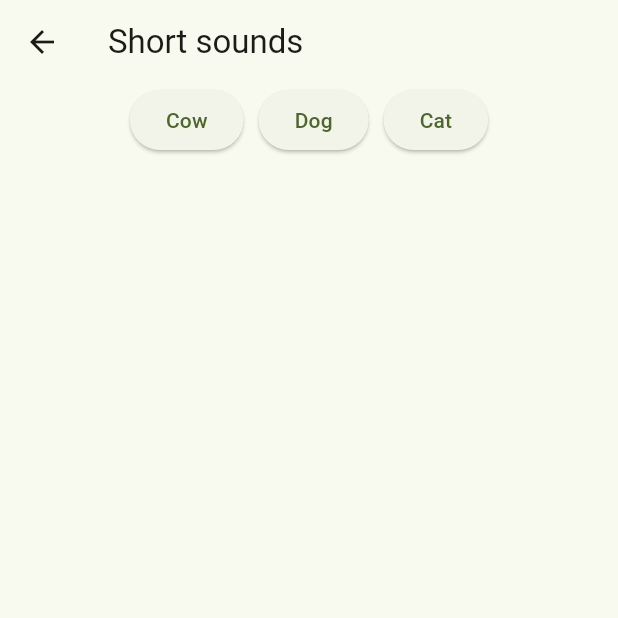
After one commit to dreadedLines/flutter_demo, a Flutter app: the AudioDemo screen opened directly, after a tap on "Short sounds", on a phone screen of 412 x 824 dp, the top half of it. The commit adds this screen. Run offline on Flutter 3.47's test engine with Material 3 defaults, Android fonts, the phone set to English and light mode, and no system bars; our stand-ins replace firebase_auth, firebase_core, get_it, just_audio, shared_preferences, sqflite; accounts and stored records are empty; generated files the repository leaves out were written again.

Commit message:
Change audio demo structure

```diff
--- a/lib/ui/demos/10_audio/audio_demo.dart
+++ b/lib/ui/demos/10_audio/audio_demo.dart
@@ -1,5 +1,6 @@
+import 'package:demo/ui/demos/10_audio/audio_demo_short.dart';
+import 'package:demo/ui/demos/10_audio/audio_demo_streaming.dart';
 import 'package:flutter/material.dart';
-import 'package:just_audio/just_audio.dart';
 
 class AudioDemo extends StatefulWidget {
   const AudioDemo({super.key});
@@ -8,65 +9,30 @@ class AudioDemo extends StatefulWidget {
   State<AudioDemo> createState() => _AudioDemoState();
 }
 
-// sounds are from pixabay.com
 class _AudioDemoState extends State<AudioDemo> {
-  late AudioPlayer player;
-  late AudioPlayer player2; // player2 allows playing second track at the same time
-
-  @override
-  void initState() {
-    super.initState();
-    player = AudioPlayer();
-    player2 = AudioPlayer();
-  }
-
-  @override
-  void dispose() {
-    player.dispose();
-    player2.dispose();
-    super.dispose();
-  }
-
   @override
   Widget build(BuildContext context) {
     return Scaffold(
       appBar: AppBar(title: Text("Audio demooo"),),
-      body: Column(
-        children: [
-          Row(
-            mainAxisAlignment: MainAxisAlignment.center,
-            children: [
-              ElevatedButton(
-                // BUG: player doesn't change asset from the first one
-                // this is fixed by putting await player.stop();
-                onPressed: () async {
-                  await player.setAsset('assets//audio//cow_moo.mp3');
-                  player.play();
-                },
-                child: const Text('Cow'),
-              ),
-              const SizedBox(width: 10),
-              ElevatedButton(
-                onPressed: () async {
-                  await player2.setAsset('assets/audio/dog_bark.mp3');
-                  await player2.stop();
-                  player2.play();
-                },
-                child: const Text('Dog'),
-              ),
-              const SizedBox(width: 10),
-              ElevatedButton(
-                onPressed: () async {
-                  const url = "https://cdn.pixabay.com/audio/2026/01/12/audio_0b6e6e3fc0.mp3";
-                  await player2.stop();
-                  await player2.setUrl(url);
-                  player2.play();
-                },
-                child: const Text('Cat'),
-              ),
-            ],
-          ),
-        ],
+      body: Center(
+        child: Column(
+          children: [
+            ElevatedButton(onPressed: () {
+              Navigator.push(
+                context,
+                MaterialPageRoute(builder: (context) => const AudioDemoShort(),),
+              );
+            }, child: Text("Short sounds")),
+            const SizedBox(width: 10),
+            ElevatedButton(onPressed: () {
+              Navigator.push(
+                context,
+                MaterialPageRoute(builder: (context) => const AudioDemoStreaming(),),
+              );
+            }, child: Text("Streaming")),
+            const SizedBox(width: 10),
+          ],
+        ),
       ),
     );
   }
--- /dev/null
+++ b/lib/ui/demos/10_audio/audio_demo_short.dart
@@ -0,0 +1,73 @@
+import 'package:flutter/material.dart';
+import 'package:just_audio/just_audio.dart';
+
+class AudioDemoShort extends StatefulWidget {
+  const AudioDemoShort({super.key});
+
+  @override
+  State<AudioDemoShort> createState() => _AudioDemoShortState();
+}
+
+// sounds are from pixabay.com
+class _AudioDemoShortState extends State<AudioDemoShort> {
+  late AudioPlayer player;
+  late AudioPlayer player2; // player2 allows playing second track at the same time
+
+  @override
+  void initState() {
+    super.initState();
+    player = AudioPlayer();
+    player2 = AudioPlayer();
+  }
+
+  @override
+  void dispose() {
+    player.dispose();
+    player2.dispose();
+    super.dispose();
+  }
+
+  @override
+  Widget build(BuildContext context) {
+    return Scaffold(
+      appBar: AppBar(title: Text("Short sounds"),),
+      body: Column(
+        children: [
+          Row(
+            mainAxisAlignment: MainAxisAlignment.center,
+            children: [
+              ElevatedButton(
+                // BUG: player doesn't change asset from the first one
+                // this is fixed by putting await player.stop();
+                onPressed: () async {
+                  await player.setAsset('assets//audio//cow_moo.mp3');
+                  player.play();
+                },
+                child: const Text('Cow'),
+              ),
+              const SizedBox(width: 10),
+              ElevatedButton(
+                onPressed: () async {
+                  await player2.setAsset('assets/audio/dog_bark.mp3');
+                  await player2.stop();
+                  player2.play();
+                },
+                child: const Text('Dog'),
+              ),
+              const SizedBox(width: 10),
+              ElevatedButton(
+                onPressed: () async {
+                  const url = "https://cdn.pixabay.com/audio/2026/01/12/audio_0b6e6e3fc0.mp3";
+                  await player2.stop();
+                  await player2.setUrl(url);
+                  player2.play();
+                },
+                child: const Text('Cat'),
+              ),
+            ],
+          ),
+        ],
+      ),
+    );
+  }
+}
```
